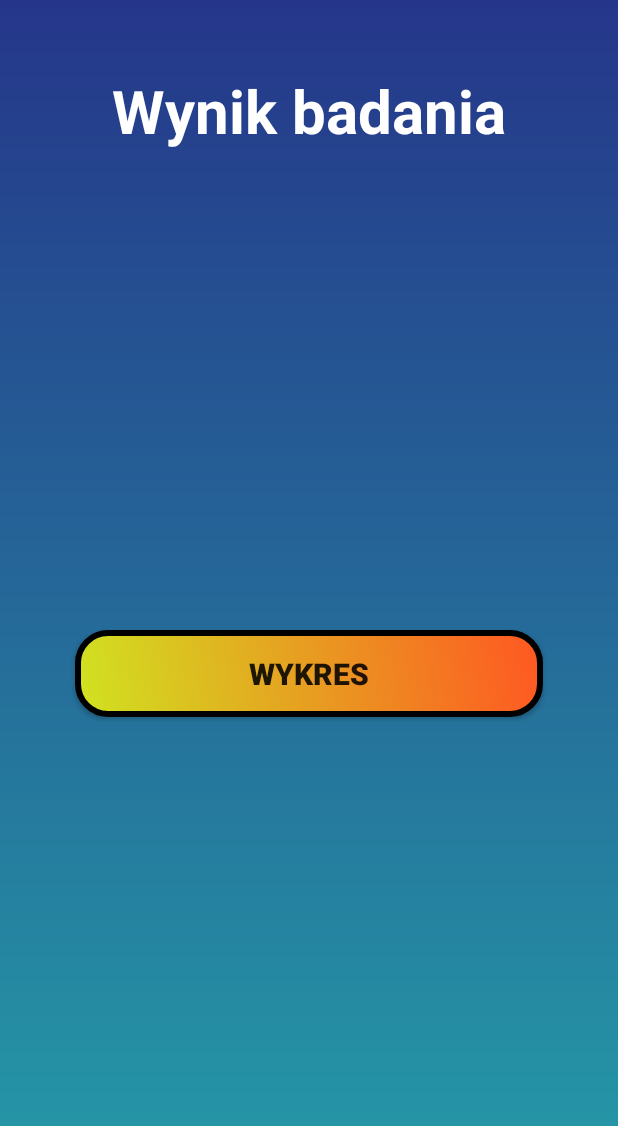
After one commit to Mateusz-Gorniak/AudiogramApp, an Android app: the ResultActivity screen opened directly, with no data from a screen before it, on a phone screen of 412 x 824 dp. The commit adds this screen. Shown: the top 1126 px of the screen. Run offline under Robolectric (Android 15) with nearby library versions, the phone set to English and light mode, and no system bars.

Commit message:
Audiogram results implementation

```diff
--- a/app/src/main/AndroidManifest.xml
+++ b/app/src/main/AndroidManifest.xml
@@ -4,6 +4,7 @@
     package="pl.gorniak.audiogramapp">
 
     <uses-permission android:name="android.permission.MODIFY_AUDIO_SETTINGS" />
+
 
     <application
         android:allowBackup="true"
@@ -12,7 +13,8 @@
         android:roundIcon="@mipmap/ic_launcher_round"
         android:supportsRtl="true"
         android:theme="@style/Theme.AudiogramApp">
-        <activity android:name=".GraphActivity"></activity>
+        <activity android:name=".ResultActivity"></activity>
+        <activity android:name=".GraphActivity" />
 
         <receiver
             android:name=".CalibrationActivity"
--- /dev/null
+++ b/app/src/main/java/pl/gorniak/audiogramapp/ResultActivity.java
@@ -0,0 +1,20 @@
+package pl.gorniak.audiogramapp;
+
+import androidx.appcompat.app.AppCompatActivity;
+
+import android.content.Intent;
+import android.os.Bundle;
+import android.view.View;
+
+public class ResultActivity extends AppCompatActivity {
+
+    @Override
+    protected void onCreate(Bundle savedInstanceState) {
+        super.onCreate(savedInstanceState);
+        setContentView(R.layout.activity_result);
+    }
+    public void onGetGraph(View view) {
+        Intent graphpage = new Intent(this, GraphActivity.class);
+        startActivity(graphpage);
+    }
+}
--- a/app/src/main/res/layout/activity_examination.xml
+++ b/app/src/main/res/layout/activity_examination.xml
@@ -15,9 +15,8 @@
         android:layout_marginTop="200dp"
         android:background="@drawable/btn_shape2"
         android:foreground="?attr/selectableItemBackgroundBorderless"
-        android:onClick="gotoGraph"
         android:paddingVertical="15dp"
-        android:text="Wykres"
+        android:text=""
         android:textSize="20sp"
         android:textStyle="bold"
         app:layout_constraintEnd_toEndOf="parent"
--- /dev/null
+++ b/app/src/main/res/layout/activity_result.xml
@@ -0,0 +1,44 @@
+<?xml version="1.0" encoding="utf-8"?>
+<androidx.constraintlayout.widget.ConstraintLayout xmlns:android="http://schemas.android.com/apk/res/android"
+    xmlns:app="http://schemas.android.com/apk/res-auto"
+    xmlns:tools="http://schemas.android.com/tools"
+    android:layout_width="match_parent"
+    android:layout_height="match_parent"
+    android:background="@drawable/gradient_drawable"
+    tools:context=".ResultActivity">
+
+    <TextView
+        android:id="@+id/calibration_text"
+        android:layout_width="wrap_content"
+        android:layout_height="wrap_content"
+        android:text="Wynik badania"
+        android:textColor="@color/white"
+        android:textSize="40sp"
+        android:textStyle="bold"
+        app:layout_constraintBottom_toBottomOf="parent"
+        app:layout_constraintEnd_toEndOf="parent"
+        app:layout_constraintStart_toStartOf="parent"
+        app:layout_constraintTop_toTopOf="parent"
+        app:layout_constraintVertical_bias="0.061" />
+
+    <androidx.appcompat.widget.AppCompatButton
+        android:id="@+id/graphButton"
+        android:layout_width="match_parent"
+        android:layout_height="wrap_content"
+        android:layout_marginHorizontal="50dp"
+        android:layout_marginTop="420dp"
+        android:background="@drawable/btn_shape2"
+        android:foreground="?attr/selectableItemBackgroundBorderless"
+        android:onClick="onGetGraph"
+        android:paddingVertical="15dp"
+        android:text="Wykres"
+        android:textSize="20sp"
+        android:textStyle="bold"
+        app:layout_constraintEnd_toEndOf="parent"
+        app:layout_constraintHorizontal_bias="0.494"
+        app:layout_constraintStart_toStartOf="parent"
+        app:layout_constraintTop_toTopOf="parent"
+        tools:ignore="MissingConstraints" />
+
+
+</androidx.constraintlayout.widget.ConstraintLayout>
```
Also changed, not shown: app/src/main/java/pl/gorniak/audiogramapp/ExaminationActivity.java (+61 -25 lines), app/src/main/java/pl/gorniak/audiogramapp/GraphActivity.java (+28 -24 lines).
